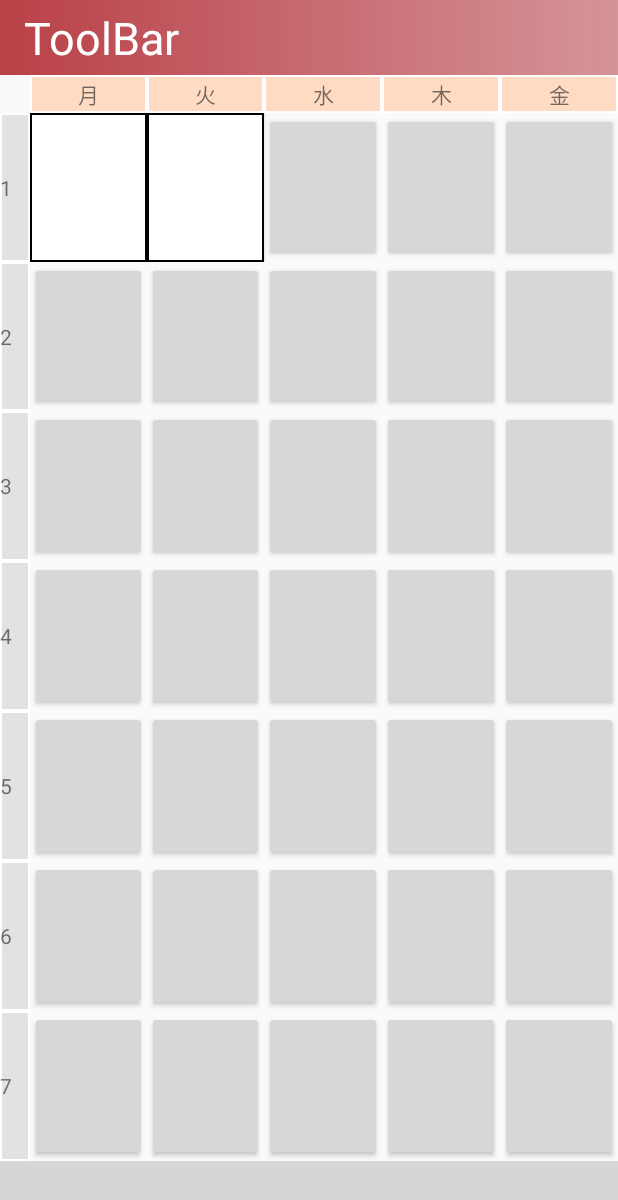
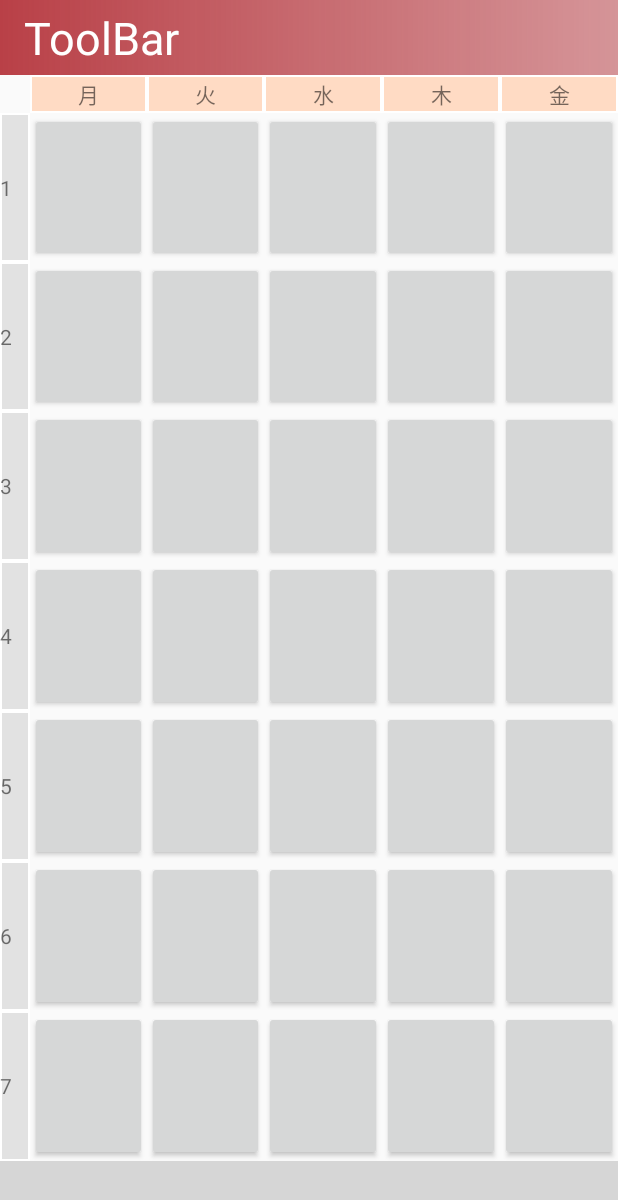
Before and after one commit to Yoshipe/CampusDiary_android, an Android app: the TimeTableActivity screen opened directly, with no data from a screen before it, on a phone screen of 412 x 824 dp. Shown: the top 1200 px of the screen. Run offline under Robolectric (Android 15) with nearby library versions, the phone set to English and light mode, and no system bars; libraries missing offline, so code that uses them is left out: com.ittianyu.bottomnavigationviewex, io.realm; plain views replace BottomNavigationViewEx; 9 statements that could not run were skipped; grey boxes are pictures that could not be loaded.

Commit message:
:lipstick:時間割のアクティビティでボタンの背景をとりあえず初期設定に戻す

```diff
--- a/app/src/main/res/layout/layout_time_table_contents.xml
+++ b/app/src/main/res/layout/layout_time_table_contents.xml
@@ -23,14 +23,12 @@
                     android:id="@+id/button1_1"
                     android:layout_width="0dp"
                     android:layout_height="match_parent"
-                    android:background="@drawable/time_table_background"
                     android:textSize="@dimen/timeTableTextSize"
                     android:layout_weight="1" />
                 <Button
                     android:id="@+id/button2_1"
                     android:layout_width="0dp"
                     android:layout_height="match_parent"
-                    android:background="@drawable/time_table_background"
                     android:textSize="@dimen/timeTableTextSize"
                     android:layout_weight="1"/>
                 <Button
```
